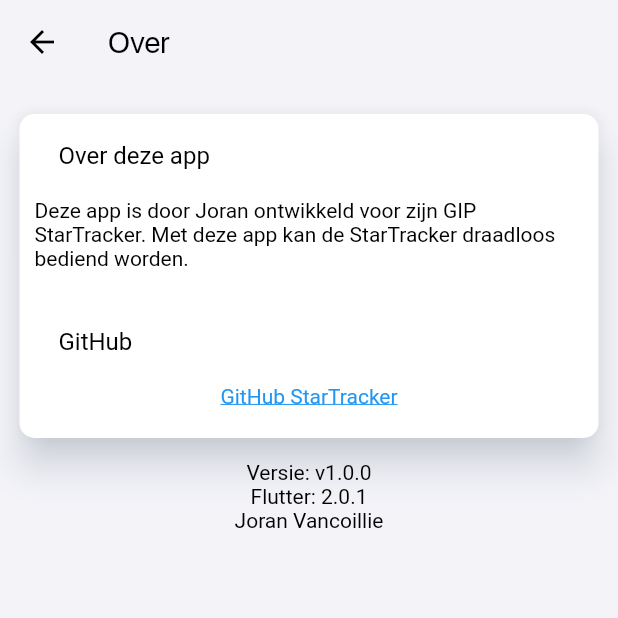
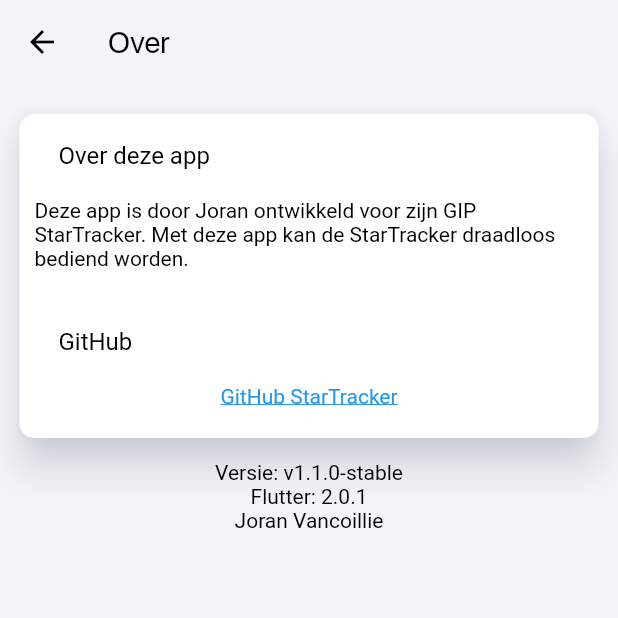
Before and after one commit to MrBananaPants/StarTracker, a Flutter app: the AboutPage screen opened directly, on a phone screen of 412 x 824 dp, the top half of it. Run offline on Flutter 3.47's test engine with Material 2 defaults, Android fonts, the phone set to English and light mode, and no system bars; our stand-ins replace geolocator; missing offline and left inert: condition.

Commit message:
Version bump

```diff
--- a/lib/AboutPage.dart
+++ b/lib/AboutPage.dart
@@ -106,7 +106,7 @@ class MyAppState extends State<AboutPage> {
                       Padding(
                         padding: const EdgeInsets.fromLTRB(0, 0, 0, 0),
                         child: Text(
-                          "Versie: v1.0.0",
+                          "Versie: v1.1.0-stable",
                           style: TextStyle(
                             color: Theme.of(context).textTheme.bodyText1.color,
                           ),
--- a/pubspec.yaml
+++ b/pubspec.yaml
@@ -5,7 +5,7 @@ description: A new Flutter project.
 publish_to: 'none' # Remove this line if you wish to publish to pub.dev
 
 
-version: 1.0.0+1
+version: 1.1.0+1
 
 environment:
   sdk: ">=2.7.0 <3.0.0"
```
